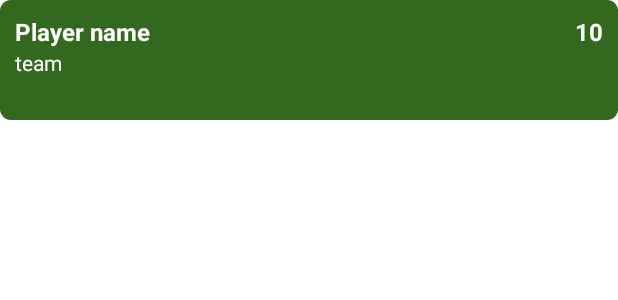
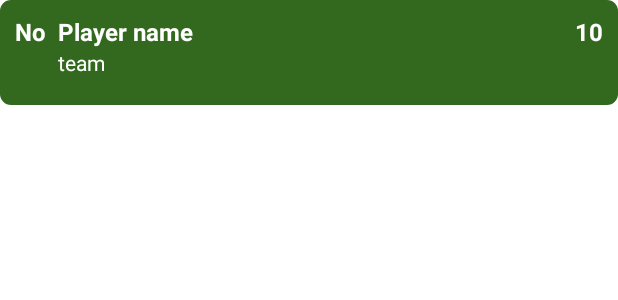
Before and after one commit to mkosecki1/FootballApp, an Android app: the layout scorers_layout.xml on its own in the app's theme, with its tools: preview values and no code run, on a phone screen of 412 x 824 dp. Shown: the top 300 px of the screen. Run offline under Robolectric (Android 15) with nearby library versions, the phone set to English and light mode, and no system bars.

Commit message:
Modify scorers layout - add style

```diff
--- a/app/build.gradle
+++ b/app/build.gradle
@@ -27,6 +27,9 @@ android {
             minifyEnabled false
             proguardFiles getDefaultProguardFile('proguard-android-optimize.txt'), 'proguard-rules.pro'
         }
+    }
+    kotlinOptions {
+        jvmTarget = "1.8"
     }
 }
 
--- a/app/src/main/java/com/footballapp/ui/scorers/epoxy/EpoxyScorersController.kt
+++ b/app/src/main/java/com/footballapp/ui/scorers/epoxy/EpoxyScorersController.kt
@@ -15,6 +15,7 @@ class EpoxyScorersController(
                 name(scorer.player.name)
                 team(scorer.team.name)
                 score(scorer.numberOfGoals.toString() + GOALS)
+                placeNumber("${index+1}.")
             }
         }
     }
--- a/app/src/main/res/layout/scorers_layout.xml
+++ b/app/src/main/res/layout/scorers_layout.xml
@@ -2,37 +2,48 @@
 <androidx.constraintlayout.widget.ConstraintLayout xmlns:android="http://schemas.android.com/apk/res/android"
     xmlns:app="http://schemas.android.com/apk/res-auto"
     xmlns:tools="http://schemas.android.com/tools"
-    android:id="@+id/scorers_layout"
+    android:id="@+id/scorersLayout"
     android:layout_width="match_parent"
     android:layout_height="wrap_content"
+    android:background="@drawable/epoxy_recycler_card_shape"
     android:minHeight="@dimen/card_layout_height"
-    android:padding="@dimen/margin_small_10_dp"
-    android:background="@drawable/epoxy_recycler_card_shape"
-    android:orientation="vertical">
+    android:orientation="vertical"
+    android:padding="@dimen/margin_small_10_dp">
 
     <androidx.appcompat.widget.AppCompatTextView
-        android:id="@+id/scorers_layout_name"
+        android:id="@+id/placeNumberScorersLayout"
+        style="@style/RecyclerPrimaryTextStyle"
         android:layout_width="wrap_content"
         android:layout_height="0dp"
+        app:layout_constraintStart_toStartOf="parent"
+        app:layout_constraintTop_toTopOf="parent"
+        tools:text="No" />
+
+    <androidx.appcompat.widget.AppCompatTextView
+        android:id="@+id/nameScorersLayout"
         style="@style/RecyclerPrimaryTextStyle"
-        app:layout_constraintStart_toStartOf="parent"
+        android:layout_width="wrap_content"
+        android:layout_height="0dp"
+        android:layout_marginStart="@dimen/margin_small_8_dp"
+        app:layout_constraintStart_toEndOf="@+id/placeNumberScorersLayout"
         app:layout_constraintTop_toTopOf="parent"
         tools:text="Player name" />
 
     <androidx.appcompat.widget.AppCompatTextView
-        android:id="@+id/scorers_layout_team"
+        android:id="@+id/teamScorersLayout"
+        style="@style/RecyclerSecondaryTextStyle"
         android:layout_width="wrap_content"
         android:layout_height="0dp"
-        style="@style/RecyclerSecondaryTextStyle"
-        app:layout_constraintStart_toStartOf="parent"
-        app:layout_constraintTop_toBottomOf="@id/scorers_layout_name"
+        android:layout_marginStart="@dimen/margin_small_8_dp"
+        app:layout_constraintTop_toBottomOf="@id/nameScorersLayout"
+        app:layout_constraintStart_toEndOf="@+id/placeNumberScorersLayout"
         tools:text="team" />
 
     <androidx.appcompat.widget.AppCompatTextView
-        android:id="@+id/scorers_layout_goals"
+        android:id="@+id/goalsScorersLayout"
+        style="@style/RecyclerPrimaryTextStyle"
         android:layout_width="wrap_content"
         android:layout_height="0dp"
-        style="@style/RecyclerPrimaryTextStyle"
         app:layout_constraintEnd_toEndOf="parent"
         app:layout_constraintTop_toTopOf="parent"
         tools:text="10" />
--- a/app/src/main/res/values/dimens.xml
+++ b/app/src/main/res/values/dimens.xml
@@ -13,6 +13,7 @@
     <dimen name="text_size_12_sp">12sp</dimen>
     <dimen name="text_size_14_sp">14sp</dimen>
     <dimen name="text_size_16_sp">16sp</dimen>
+    <dimen name="text_size_18_sp">18sp</dimen>
 
     <!-- LOGIN SCREEN -->
     <dimen name="login_fragment_button_height">40dp</dimen>
@@ -26,7 +27,7 @@
     <!-- SCORERS SCREEN -->
     <dimen name="recycler_margin_medium">12dp</dimen>
     <dimen name="recycler_margin_big">16dp</dimen>
-    <dimen name="card_layout_height">80dp</dimen>
+    <dimen name="card_layout_height">70dp</dimen>
 
     <!-- OTHERS -->
     <dimen name="radius_micro">5dp</dimen>
--- a/app/src/main/res/values/strings.xml
+++ b/app/src/main/res/values/strings.xml
@@ -8,4 +8,8 @@
     <string name="login_fragment_password_hint">Password</string>
     <string name="login_fragment_error_invalid_format_text">Invalid login format</string>
     <string name="login_fragment_error_empty_password_text">Enter password</string>
+
+    <!-- SCORERS -->
+    <string name="scorers_fragment_competition_title">League:</string>
+    <string name="scorers_fragment_season_title">Season:</string>
 </resources>
```
Also changed, not shown: app/src/main/java/com/footballapp/ext/StringExt.kt (+12 -1 lines), app/src/main/java/com/footballapp/ui/scorers/ScorersFragment.kt (+20 -7 lines), app/src/main/java/com/footballapp/ui/scorers/epoxy/ScorersLayoutView.kt (+11 -4 lines), app/src/main/res/layout/scorers_fragment.xml (+21 -17 lines), app/src/main/res/values/styles.xml (+7 -0 lines).
